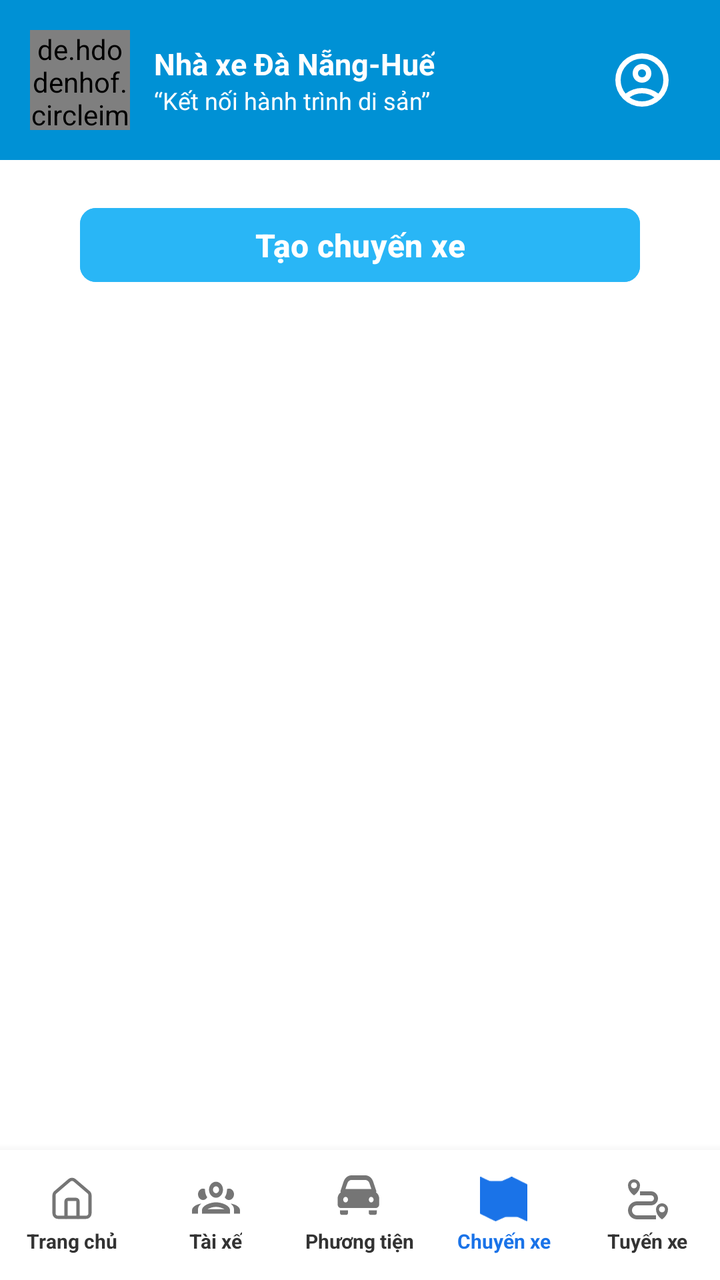
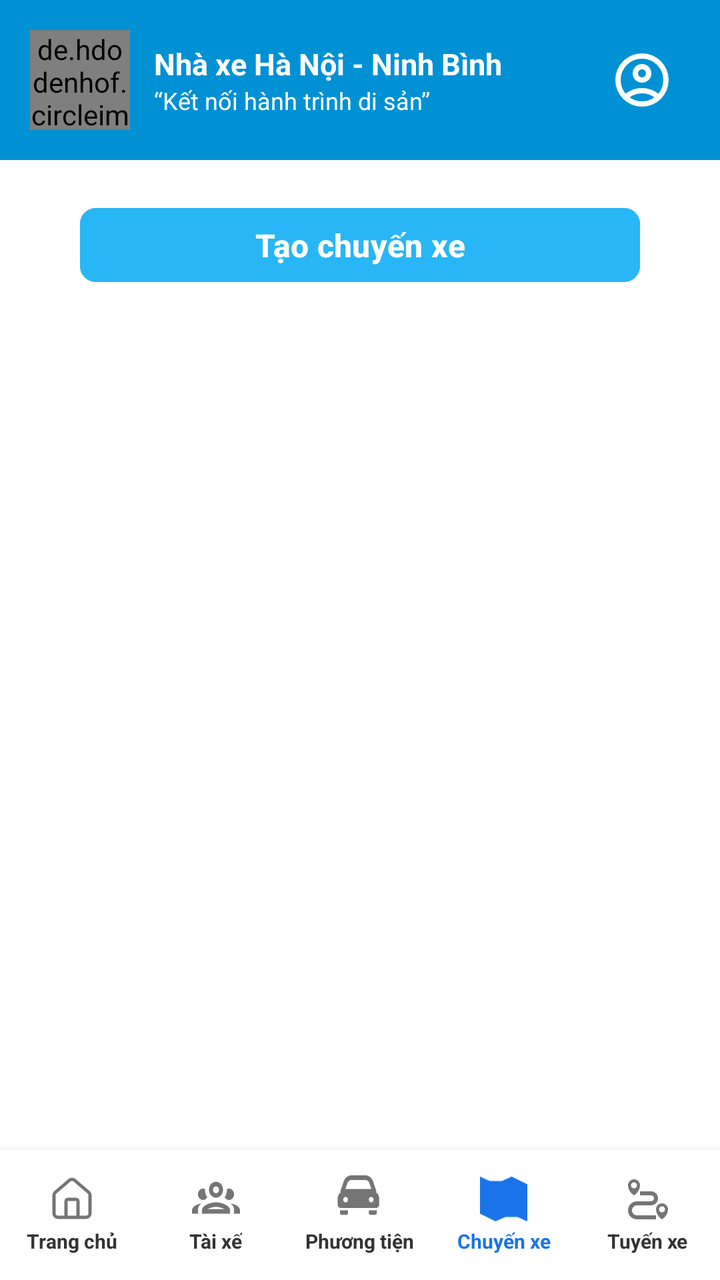

The first picture is an Android layout as it rendered before a commit; the second is the same layout after the commit. The layout source and the unified diff follow.
<!-- AndroidManifest.xml: application theme Theme.VeXeApp -->
<!-- res/layout/activity_trip_list.xml -->
<?xml version="1.0" encoding="utf-8"?>
<androidx.constraintlayout.widget.ConstraintLayout xmlns:android="http://schemas.android.com/apk/res/android"
    xmlns:app="http://schemas.android.com/apk/res-auto"
    android:layout_width="match_parent"
    android:layout_height="match_parent"
    android:background="#FFFFFF">

    
    <LinearLayout
        android:id="@+id/header"
        android:layout_width="match_parent"
        android:layout_height="80dp"
        android:background="#0091D5"
        android:gravity="center_vertical"
        android:orientation="horizontal"
        android:paddingHorizontal="15dp"
        app:layout_constraintTop_toTopOf="parent">

        <de.hdodenhof.circleimageview.CircleImageView
            android:id="@+id/imgLogo"
            android:layout_width="50dp"
            android:layout_height="50dp"
            android:src="@drawable/logo"
            app:civ_border_color="@color/white"
            app:civ_border_width="1dp" />

        <LinearLayout
            android:layout_width="0dp"
            android:layout_height="wrap_content"
            android:layout_marginStart="12dp"
            android:layout_weight="1"
            android:orientation="vertical">

            <TextView
                android:layout_width="wrap_content"
                android:layout_height="wrap_content"
                android:text="Nhà xe Đà Nẵng-Huế"
                android:textColor="@color/white"
                android:textSize="15sp"
                android:textStyle="bold" />

            <TextView
                android:layout_width="wrap_content"
                android:layout_height="wrap_content"
                android:text="“Kết nối hành trình di sản”"
                android:textColor="@color/white"
                android:textSize="12sp" />
        </LinearLayout>

        <ImageView
            android:id="@+id/imgOpProfile"
            android:layout_width="48dp"
            android:layout_height="48dp"
            android:padding="8dp"
            android:src="@drawable/account_circle"
            app:tint="@color/white" />
    </LinearLayout>

    
    <com.google.android.material.button.MaterialButton
        android:id="@+id/btnCreateTrip"
        android:layout_width="match_parent"
        android:layout_height="45dp"
        android:layout_marginHorizontal="40dp"
        android:layout_marginTop="20dp"
        android:backgroundTint="#29B6F6"
        android:text="Tạo chuyến xe"
        android:textAllCaps="false"
        android:textSize="16sp"
        android:textStyle="bold"
        app:cornerRadius="8dp"
        app:layout_constraintTop_toBottomOf="@+id/header" />

    
    <androidx.recyclerview.widget.RecyclerView
        android:id="@+id/rvTrips"
        android:layout_width="match_parent"
        android:layout_height="0dp"
        android:layout_marginTop="10dp"
        android:paddingTop="8dp"
        android:clipToPadding="false"
        app:layout_constraintBottom_toTopOf="@+id/bottom_nav"
        app:layout_constraintTop_toBottomOf="@+id/btnCreateTrip" />

    
    <LinearLayout
        android:id="@+id/bottom_nav"
        android:layout_width="match_parent"
        android:layout_height="65dp"
        android:background="@color/white"
        android:elevation="8dp"
        android:orientation="horizontal"
        android:gravity="center_vertical"
        app:layout_constraintBottom_toBottomOf="parent">

        <LinearLayout
            android:id="@+id/nav_home_op_main"
            android:layout_width="0dp"
            android:layout_height="wrap_content"
            android:layout_weight="1"
            android:gravity="center"
            android:orientation="vertical">
            <ImageView
                android:layout_width="24dp"
                android:layout_height="24dp"
                android:src="@drawable/tc"
                app:tint="#757575"/>
            <TextView
                android:layout_width="wrap_content"
                android:layout_height="wrap_content"
                android:text="Trang chủ"
                android:textSize="10sp"
                android:textColor="#333333"
                android:textStyle="bold"
                android:layout_marginTop="2dp"/>
        </LinearLayout>

        <LinearLayout
            android:id="@+id/nav_driver_op"
            android:layout_width="0dp"
            android:layout_height="wrap_content"
            android:layout_weight="1"
            android:gravity="center"
            android:orientation="vertical">
            <ImageView
                android:layout_width="24dp"
                android:layout_height="24dp"
                android:src="@drawable/taixe"
                app:tint="#757575" />
            <TextView
                android:layout_width="wrap_content"
                android:layout_height="wrap_content"
                android:text="Tài xế"
                android:textSize="10sp"
                android:textColor="#333333"
                android:textStyle="bold"
                android:layout_marginTop="2dp" />
        </LinearLayout>

        <LinearLayout
            android:id="@+id/nav_vehicle_op"
            android:layout_width="0dp"
            android:layout_height="wrap_content"
            android:layout_weight="1"
            android:gravity="center"
            android:orientation="vertical">
            <ImageView
                android:layout_width="24dp"
                android:layout_height="24dp"
                android:src="@drawable/pt"
                app:tint="#757575" />
            <TextView
                android:layout_width="wrap_content"
                android:layout_height="wrap_content"
                android:text="Phương tiện"
                android:textSize="10sp"
                android:textColor="#333333"
                android:textStyle="bold"
                android:layout_marginTop="2dp" />
        </LinearLayout>

        <LinearLayout
            android:id="@+id/nav_trip_op"
            android:layout_width="0dp"
            android:layout_height="wrap_content"
            android:layout_weight="1"
            android:gravity="center"
            android:orientation="vertical">
            <ImageView
                android:layout_width="24dp"
                android:layout_height="24dp"
                android:src="@drawable/cx"
                app:tint="#1A73E8" />
            <TextView
                android:layout_width="wrap_content"
                android:layout_height="wrap_content"
                android:text="Chuyến xe"
                android:textSize="10sp"
                android:textColor="#1A73E8"
                android:textStyle="bold"
                android:layout_marginTop="2dp" />
        </LinearLayout>

        <LinearLayout
            android:id="@+id/nav_route_op"
            android:layout_width="0dp"
            android:layout_height="wrap_content"
            android:layout_weight="1"
            android:gravity="center"
            android:orientation="vertical">
            <ImageView
                android:layout_width="24dp"
                android:layout_height="24dp"
                android:src="@drawable/txe"
                app:tint="#757575" />
            <TextView
                android:layout_width="wrap_content"
                android:layout_height="wrap_content"
                android:text="Tuyến xe"
                android:textSize="10sp"
                android:textColor="#333333"
                android:textStyle="bold"
                android:layout_marginTop="2dp" />
        </LinearLayout>
    </LinearLayout>

</androidx.constraintlayout.widget.ConstraintLayout>
<!-- resources referenced by this layout -->
<resources>
  <color name="white">#FFFFFFFF</color>
  <!-- drawable logo: jpg bitmap (drawable, 201114 bytes) -->
  <!-- drawable tc (drawable) -->
  <vector xmlns:android="http://schemas.android.com/apk/res/android"
      android:width="45dp"
      android:height="45dp"
      android:viewportWidth="45"
      android:viewportHeight="45">
    <path
        android:pathData="M28.125,39.375V24.375C28.125,23.878 27.927,23.401 27.576,23.049C27.224,22.698 26.747,22.5 26.25,22.5H18.75C18.253,22.5 17.776,22.698 17.424,23.049C17.073,23.401 16.875,23.878 16.875,24.375V39.375"
        android:strokeLineJoin="round"
        android:strokeWidth="3"
        android:fillColor="#00000000"
        android:strokeColor="#858383"
        android:strokeLineCap="round"/>
    <path
        android:pathData="M5.625,18.75C5.625,18.205 5.744,17.666 5.973,17.171C6.203,16.676 6.538,16.237 6.954,15.885L20.079,4.637C20.756,4.065 21.614,3.751 22.5,3.751C23.386,3.751 24.244,4.065 24.921,4.637L38.046,15.885C38.462,16.237 38.797,16.676 39.027,17.171C39.256,17.666 39.375,18.205 39.375,18.75V35.625C39.375,36.62 38.98,37.573 38.277,38.277C37.573,38.98 36.62,39.375 35.625,39.375H9.375C8.38,39.375 7.427,38.98 6.723,38.277C6.02,37.573 5.625,36.62 5.625,35.625V18.75Z"
        android:strokeWidth="3"
        android:fillColor="#00000000"
        android:strokeColor="#858383"/>
  </vector>
  <!-- drawable txe (drawable) -->
  <vector xmlns:android="http://schemas.android.com/apk/res/android"
      android:width="45dp"
      android:height="45dp"
      android:viewportWidth="45"
      android:viewportHeight="45">
    <path
        android:pathData="M9.375,18.75C9.375,18.75 15,15.356 15,9.375C15,6.281 12.469,3.75 9.375,3.75C6.281,3.75 3.75,6.281 3.75,9.375C3.75,15.356 9.375,18.75 9.375,18.75ZM9.375,6.563C10.931,6.563 12.188,7.819 12.188,9.375C12.188,10.931 10.931,12.188 9.375,12.188C7.819,12.188 6.563,10.931 6.563,9.375C6.563,7.819 7.819,6.563 9.375,6.563ZM35.625,26.25C32.531,26.25 30,28.781 30,31.875C30,37.856 35.625,41.25 35.625,41.25C35.625,41.25 41.25,37.856 41.25,31.875C41.25,28.781 38.719,26.25 35.625,26.25ZM35.625,34.688C34.069,34.688 32.813,33.431 32.813,31.875C32.813,30.319 34.069,29.063 35.625,29.063C37.181,29.063 38.438,30.319 38.438,31.875C38.438,33.431 37.181,34.688 35.625,34.688Z"
        android:fillColor="#858383"/>
    <path
        android:pathData="M7.5,32.813C7.5,31.569 7.994,30.377 8.873,29.498C9.752,28.619 10.944,28.125 12.188,28.125H25.313C28.931,28.125 31.875,25.181 31.875,21.563C31.875,17.944 28.931,15 25.313,15H15V18.75H25.313C26.869,18.75 28.125,20.006 28.125,21.563C28.125,23.119 26.869,24.375 25.313,24.375H12.188C7.537,24.375 3.75,28.163 3.75,32.813C3.75,37.463 7.537,41.25 12.188,41.25H30V37.5H12.188C10.944,37.5 9.752,37.006 8.873,36.127C7.994,35.248 7.5,34.056 7.5,32.813Z"
        android:fillColor="#858383"/>
  </vector>
  <style name="Theme.VeXeApp" parent="Base.Theme.VeXeApp" />
  <style name="Base.Theme.VeXeApp" parent="Theme.Material3.DayNight.NoActionBar">
          
      </style>
  <!-- unchanged entries left out for length: 4 -->
</resources>

<!-- the commit's change to res/layout/activity_trip_list.xml (unified diff, before → after) -->
@@ -34,7 +34,7 @@
             <TextView
                 android:layout_width="wrap_content"
                 android:layout_height="wrap_content"
-                android:text="Nhà xe Đà Nẵng-Huế"
+                android:text="Nhà xe Hà Nội - Ninh Bình"
                 android:textColor="@color/white"
                 android:textSize="15sp"
                 android:textStyle="bold" />
<!-- resource entries referenced after the edit -->
@@ -1,7 +1,7 @@
 <!-- resources referenced by this layout -->
 <resources>
   <color name="white">#FFFFFFFF</color>
-  <!-- drawable logo: jpg bitmap (drawable, 201114 bytes) -->
+  <!-- drawable logo: jpg bitmap (drawable, 551135 bytes) -->
   <!-- drawable tc (drawable) -->
   <vector xmlns:android="http://schemas.android.com/apk/res/android"
       android:width="45dp"
